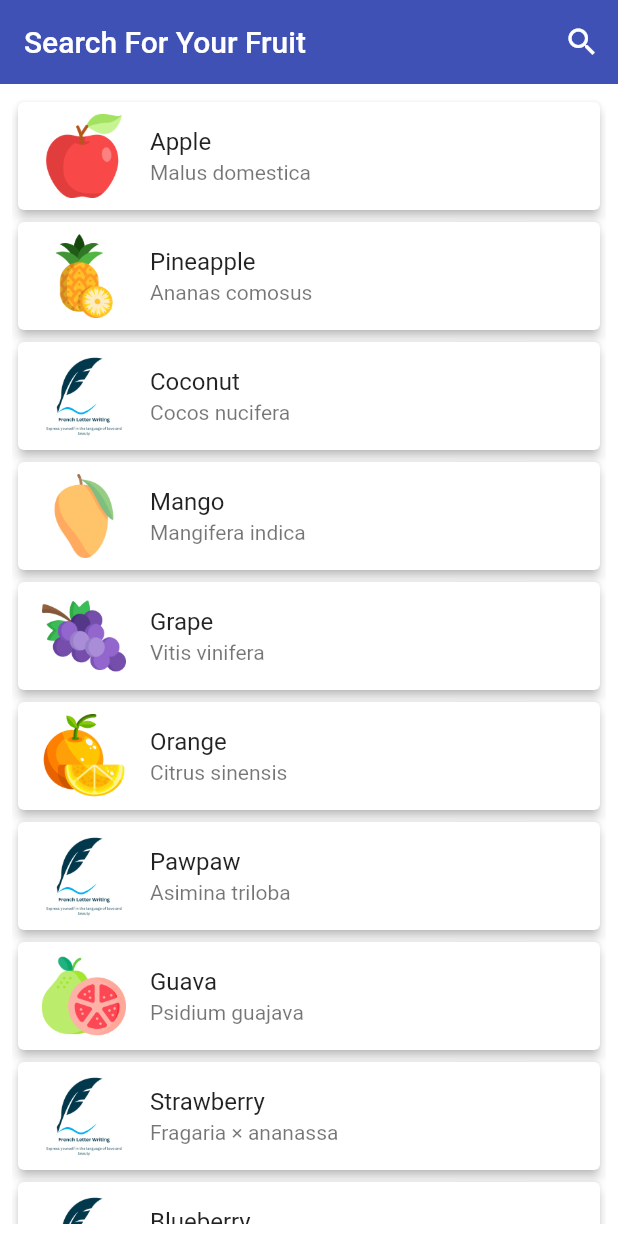
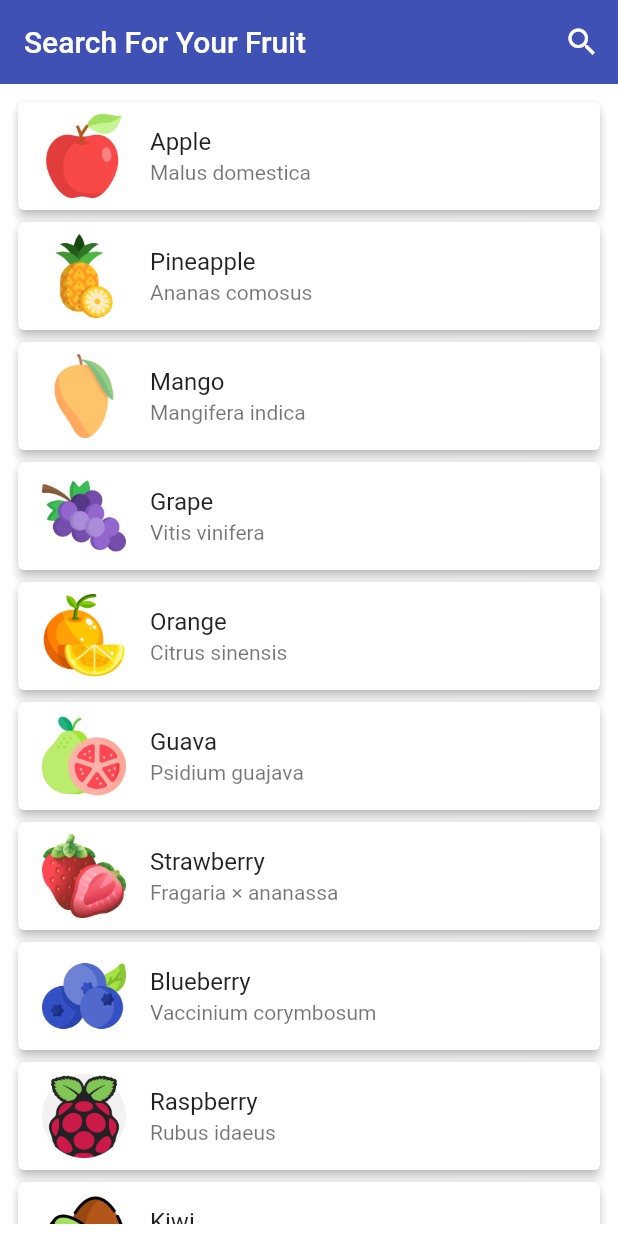
Before and after one commit to Bonnahjohn/sure, a Flutter app: the screen it shows after launch, on a phone screen of 412 x 824 dp. Run offline on Flutter 3.47's test engine with Material 2 defaults, Android fonts, the light colour scheme and no system bars.

Commit message:
pics addedd

```diff
--- a/sure/lib/screen/config.dart
+++ b/sure/lib/screen/config.dart
@@ -16,10 +16,6 @@ List<Product> products = [
       title: 'Pineapple',
       science: 'Ananas comosus'),
   Product(
-      image: 'assets/images/fast.png',
-      title: 'Coconut',
-      science: 'Cocos nucifera'),
-  Product(
       image: 'assets/images/mango.png',
       title: 'Mango',
       science: 'Mangifera indica'),
@@ -32,163 +28,73 @@ List<Product> products = [
       title: 'Orange',
       science: 'Citrus sinensis'),
   Product(
-      image: 'assets/images/fast.png',
-      title: 'Pawpaw',
-      science: 'Asimina triloba'),
-  Product(
       image: 'assets/images/guava.png',
       title: 'Guava',
       science: 'Psidium guajava'),
   Product(
-      image: 'assets/images/fast.png',
+      image: 'assets/images/strawberry.png',
       title: 'Strawberry ',
       science: 'Fragaria × ananassa'),
   Product(
-      image: 'assets/images/fast.png',
+      image: 'assets/images/blueberry.png',
       title: 'Blueberry',
       science: 'Vaccinium corymbosum'),
   Product(
-      image: 'assets/images/fast.png',
+      image: 'assets/images/raspberry-pi.png',
       title: 'Raspberry',
       science: 'Rubus idaeus'),
   Product(
-      image: 'assets/images/fast.png',
-      title: 'Blackberry',
-      science: 'Rubus fruticosus'),
-  Product(
-      image: 'assets/images/fast.png',
+      image: 'assets/images/kiwi.png',
       title: 'Kiwi ',
       science: 'Actinidia deliciosa'),
   Product(
-      image: 'assets/images/fast.png', title: 'Lemon', science: 'Citrus limon'),
+      image: 'assets/images/lemon.png',
+      title: 'Lemon',
+      science: 'Citrus limon'),
   Product(
-      image: 'assets/images/fast.png',
-      title: 'Lime ',
-      science: 'Citrus aurantifolia'),
-  Product(
-      image: 'assets/images/fast.png',
-      title: 'Watermelon',
-      science: 'Citrullus lanatus'),
-  Product(
-      image: 'assets/images/fast.png',
+      image: 'assets/images/papaya.png',
       title: 'Papaya',
       science: 'Carica papaya'),
   Product(
-      image: 'assets/images/fast.png',
+      image: 'assets/images/pear.png',
       title: 'Pear ',
       science: 'Pyrus communis'),
   Product(
-      image: 'assets/images/fast.png',
+      image: 'assets/images/peach.png',
       title: 'Peach ',
       science: 'Prunus persica'),
   Product(
-      image: 'assets/images/fast.png',
+      image: 'assets/images/plum.png',
       title: 'Plum ',
       science: 'Prunus domestica'),
   Product(
-      image: 'assets/images/fast.png',
+      image: 'assets/images/cherry.png',
       title: 'Cherry ',
       science: 'Prunus avium'),
   Product(
-      image: 'assets/images/fast.png',
+      image: 'assets/images/apricote.png',
       title: 'Apricot',
       science: 'Prunus armeniaca'),
   Product(
-      image: 'assets/images/fast.png',
+      image: 'assets/images/avocado.png',
       title: 'Avocado',
       science: 'Persea americana'),
   Product(
-      image: 'assets/images/fast.png', title: 'Fig ', science: 'Ficus carica'),
+      image: 'assets/images/fig.png', title: 'Fig ', science: 'Ficus carica'),
   Product(
-      image: 'assets/images/fast.png',
+      image: 'assets/images/pomen.png',
       title: 'Pomegranate',
       science: 'Punica granatum'),
   Product(
-      image: 'assets/images/fast.png',
+      image: 'assets/images/passion.png',
       title: 'Passionfruit',
       science: 'Passiflora edulis'),
   Product(
-      image: 'assets/images/fast.png',
+      image: 'assets/images/gra.png',
       title: 'Grapefruit ',
       science: 'Citrus paradisi'),
-  Product(
-      image: 'assets/images/fast.png',
-      title: 'Cantaloupe',
-      science: 'Cucumis melo'),
   Product(
       image: 'assets/images/banana.png',
       title: 'Banana',
       science: 'Musa paradisiaca'),
-  Product(
-      image: 'assets/images/fast.png',
-      title: 'Honeydew melon',
-      science: 'Cucumis melo'),
-  Product(
-      image: 'assets/images/fast.png',
-      title: 'Persimmon ',
-      science: 'Diospyros kaki'),
-  Product(
-      image: 'assets/images/fast.png',
-      title: 'Jackfruit ',
-      science: 'Artocarpus heterophyllus'),
-  Product(
-      image: 'assets/images/fast.png',
-      title: 'Lychee ',
-      science: 'Litchi chinensis'),
-  Product(
-      image: 'assets/images/fast.png',
-      title: 'Cranberry ',
-      science: 'Vaccinium macrocarpon'),
-  Product(
-      image: 'assets/images/fast.png',
-      title: 'Date ',
-      science: 'Phoenix dactylifera'),
-  Product(
-      image: 'assets/images/fast.png',
-      title: 'Tangerine ',
-      science: 'Citrus reticulata'),
-  Product(
-      image: 'assets/images/fast.png',
-      title: 'Raspberry',
-      science: 'Rubus idaeus'),
-  Product(
-      image: 'assets/images/fast.png',
-      title: 'Boysenberry',
-      science: 'Rubus ursinus x idaeus'),
-  Product(
-      image: 'assets/images/fast.png',
-      title: 'Nectarine',
-      science: 'Prunus persica var. nucipersica'),
-  Product(
-      image: 'assets/images/fast.png',
-      title: 'Quince',
-      science: 'Cydonia oblonga'),
-  Product(
-      image: 'assets/images/fast.png',
-      title: 'Ackee ',
-      science: 'Blighia sapida'),
-  Product(
-      image: 'assets/images/fast.png',
-      title: 'Lychee ',
-      science: 'Litchi chinensis'),
-  Product(
-      image: 'assets/images/fast.png',
-      title: 'Dragon fruit',
-      science: 'Hylocereus undatus'),
-  Product(
-      image: 'assets/images/fast.png',
-      title: 'Star fruit',
-      science: 'Averrhoa carambola'),
-  Product(
-      image: 'assets/images/fast.png',
-      title: 'Kiwifruit ',
-      science: 'Actinidia chinensis'),
-  Product(
-      image: 'assets/images/fast.png',
-      title: 'Breadfruit ',
-      science: 'Artocarpus altilis'),
-  Product(
-      image: 'assets/images/fast.png',
-      title: 'Persimmon',
-      science: 'Diospyros virginiana')
 ];
```
Also changed, not shown: sure/assets/images/apricote.png (added), sure/assets/images/avocado.png (added), sure/assets/images/blueberry.png (added), sure/assets/images/cherry.png (added), sure/assets/images/coconut.png (added), sure/assets/images/fast.png (deleted), sure/assets/images/fig.png (added), sure/assets/images/gra.png (added), sure/assets/images/kiwi.png (added), sure/assets/images/lemon.png (added), sure/assets/images/lime.png (added), sure/assets/images/papaya.png (added), sure/assets/images/passion.png (added), sure/assets/images/peach.png (added), 5 more files.
